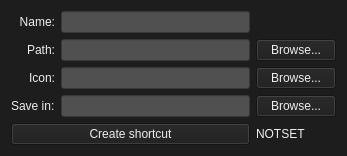
This is mainwindow.ui in Kuxe/dsktshrt as Qt 5 draws it before an edit. The edited form follows.
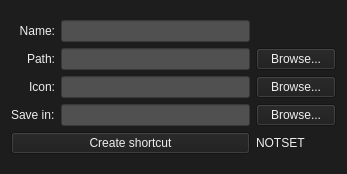
This is the edited form.

Commit message: fixed incorrect tabbing order

```diff
--- a/mainwindow.ui
+++ b/mainwindow.ui
@@ -7,7 +7,7 @@
     <x>0</x>
     <y>0</y>
     <width>347</width>
-    <height>142</height>
+    <height>174</height>
    </rect>
   </property>
   <property name="windowTitle">
```
Left out of the diff: 2 changed lines with no effect on the pictures. The commit also changes 1 other file.
